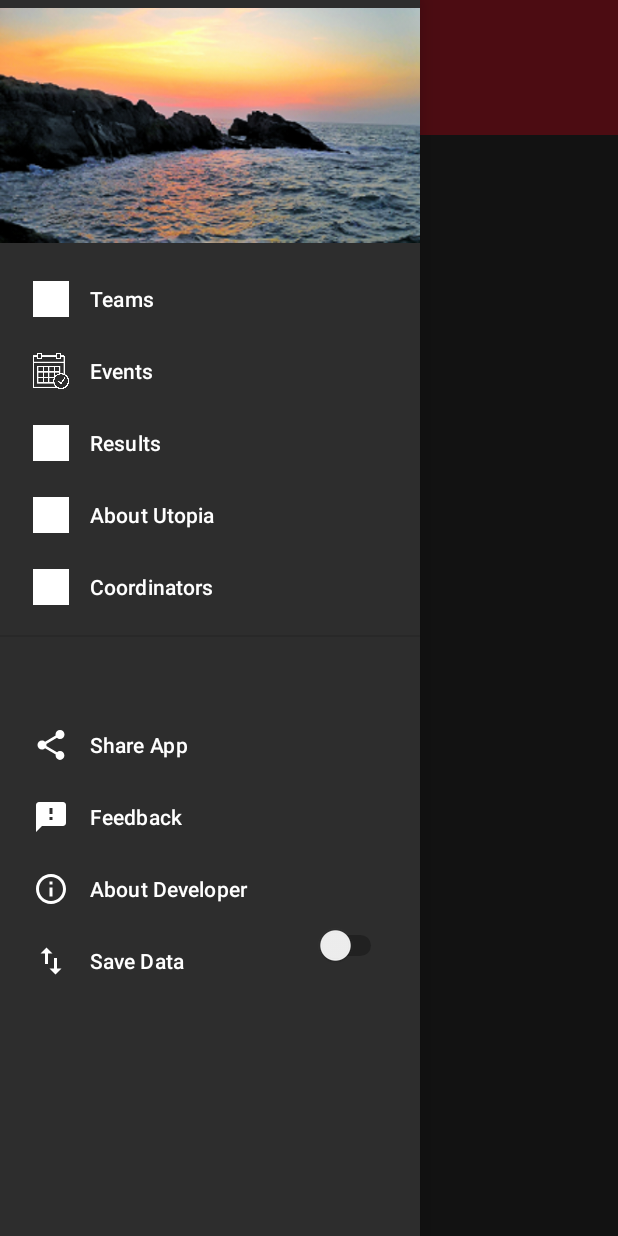
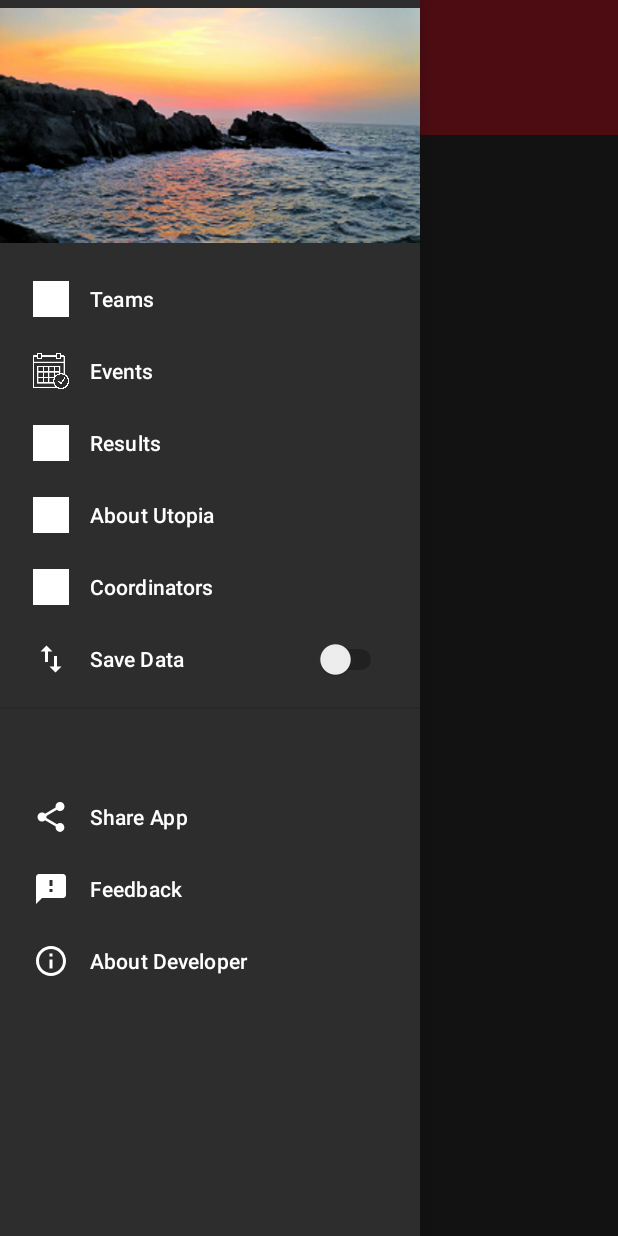
Before and after one commit to shashank1800/Android_App-Utopia-19, an Android app: the screen it shows after launch (MainActivity), with the side drawer open, on a phone screen of 412 x 824 dp. Run offline under Robolectric (Android 15) with nearby library versions, the phone set to English and light mode, and no system bars; our stand-ins replace Firebase (no records; nobody signed in at launch, a user with empty details on screens opened directly).

Commit message:
8 commit

```diff
--- a/app/build.gradle
+++ b/app/build.gradle
@@ -37,5 +37,8 @@ dependencies {
     implementation 'com.android.support:support-compat:28.0.0'
     implementation 'com.github.barteksc:android-pdf-viewer:2.8.2'
     implementation 'de.hdodenhof:circleimageview:2.2.0'
+    implementation 'com.google.firebase:firebase-messaging:17.3.4'
+    implementation 'com.github.parse-community.Parse-SDK-Android:parse:1.19.0'
+    implementation 'com.github.parse-community.Parse-SDK-Android:fcm:1.19.0'
 }
 apply plugin: 'com.google.gms.google-services'
--- a/app/src/main/java/com/rnsit/utopia/MainActivity.java
+++ b/app/src/main/java/com/rnsit/utopia/MainActivity.java
@@ -84,8 +84,8 @@ public class MainActivity extends AppCompatActivity implements NavigationView.On
         drawerSwitch = (Switch) navigationView.getMenu().findItem(R.id.saveData).getActionView();
         drawerSwitch.setOnCheckedChangeListener(new CompoundButton.OnCheckedChangeListener() {
             @Override
-            public void onCheckedChanged(CompoundButton compoundButton, boolean b) {
-                if(b){
+            public void onCheckedChanged(CompoundButton compoundButton, boolean isChecked) {
+                if(isChecked){
                     editor.putString("switch","1").apply();
                 }
                 else
@@ -93,8 +93,8 @@ public class MainActivity extends AppCompatActivity implements NavigationView.On
             }
         });
 
-        if(!MainActivity.sharedPreferences.getString("switch","").matches("")){
-            String is = MainActivity.sharedPreferences.getString("switch","");
+        if(!sharedPreferences.getString("switch","").matches("")){
+            String is = sharedPreferences.getString("switch","");
             if(is.matches("0")) drawerSwitch.setChecked(false);
             else drawerSwitch.setChecked(true);
         }
--- a/app/src/main/java/com/rnsit/utopia/UpcomingEvents.java
+++ b/app/src/main/java/com/rnsit/utopia/UpcomingEvents.java
@@ -10,5 +10,8 @@ public class UpcomingEvents extends AppCompatActivity {
     protected void onCreate(Bundle savedInstanceState) {
         super.onCreate(savedInstanceState);
         setContentView(R.layout.activity_upcoming_events);
+
+        getSupportActionBar().setDisplayHomeAsUpEnabled(true);
     }
+
 }
--- a/app/src/main/res/layout/activity_events.xml
+++ b/app/src/main/res/layout/activity_events.xml
@@ -30,7 +30,8 @@
                 android:textStyle="bold"
                 android:textSize="@dimen/dimen_20sp"
                 android:layout_margin="@dimen/dimen_20dp"
-                android:layout_gravity="center"/>
+                android:layout_gravity="center"
+                android:textColor="@color/dark"/>
         </com.google.android.material.card.MaterialCardView>
         <com.google.android.material.card.MaterialCardView
             style="@style/Widget.MaterialComponents.CardView.Checkable"
@@ -47,7 +48,8 @@
                 android:textStyle="bold"
                 android:textSize="@dimen/dimen_20sp"
                 android:layout_margin="@dimen/dimen_20dp"
-                android:layout_gravity="center"/>
+                android:layout_gravity="center"
+                android:textColor="@color/dark"/>
         </com.google.android.material.card.MaterialCardView>
         <FrameLayout
             android:id="@+id/fragment_container"
--- a/app/src/main/res/layout/activity_upcoming_events.xml
+++ b/app/src/main/res/layout/activity_upcoming_events.xml
@@ -4,6 +4,7 @@
     xmlns:tools="http://schemas.android.com/tools"
     android:layout_width="match_parent"
     android:layout_height="match_parent"
+    android:background="@color/dark"
     tools:context=".UpcomingEvents">
 
 </androidx.constraintlayout.widget.ConstraintLayout>
--- a/app/src/main/res/layout/layout_switch.xml
+++ b/app/src/main/res/layout/layout_switch.xml
@@ -2,7 +2,6 @@
 <Switch
     xmlns:android="http://schemas.android.com/apk/res/android"
     android:id="@+id/drawer_switch"
-    android:layout_width="wrap_content"
-    android:layout_height="wrap_content"
-    android:checked="false"
-    android:layout_gravity="center" />
+    android:layout_width="match_parent"
+    android:layout_height="match_parent"
+    android:gravity="center"/>
--- a/app/src/main/res/menu/drawer_view.xml
+++ b/app/src/main/res/menu/drawer_view.xml
@@ -22,6 +22,12 @@
             android:id="@+id/nav_contact"
             android:icon="@drawable/ic_launcher_background"
             android:title="Coordinators" />
+
+        <item
+            android:id="@+id/saveData"
+            android:icon="@drawable/ic_save_data"
+            android:title="Save Data"
+            app:actionLayout="@layout/layout_switch" />
     </group>
     <item android:checkableBehavior="single"
         android:title="">
@@ -41,10 +47,4 @@
         </menu>
     </item>
 
-    <item
-        android:id="@+id/saveData"
-        android:icon="@drawable/ic_save_data"
-        android:title="Save Data"
-        app:actionLayout="@layout/layout_switch" />
-
 </menu>
--- a/build.gradle
+++ b/build.gradle
@@ -16,6 +16,7 @@ allprojects {
     repositories {
         google()
         jcenter()
+        maven { url "https://jitpack.io" }
     }
 }
 
```
Also changed, not shown: app/src/main/AndroidManifest.xml (+19 -3 lines), app/src/main/java/com/rnsit/utopia/Events.java (+20 -18 lines), app/src/main/java/com/rnsit/utopia/MyFirebaseMessagingService.java (+7 -4 lines), app/src/main/java/com/rnsit/utopia/TotalEvents.java (+3 -7 lines), app/src/main/res/drawable/ic_action_close.xml (added, +9 -0 lines).
